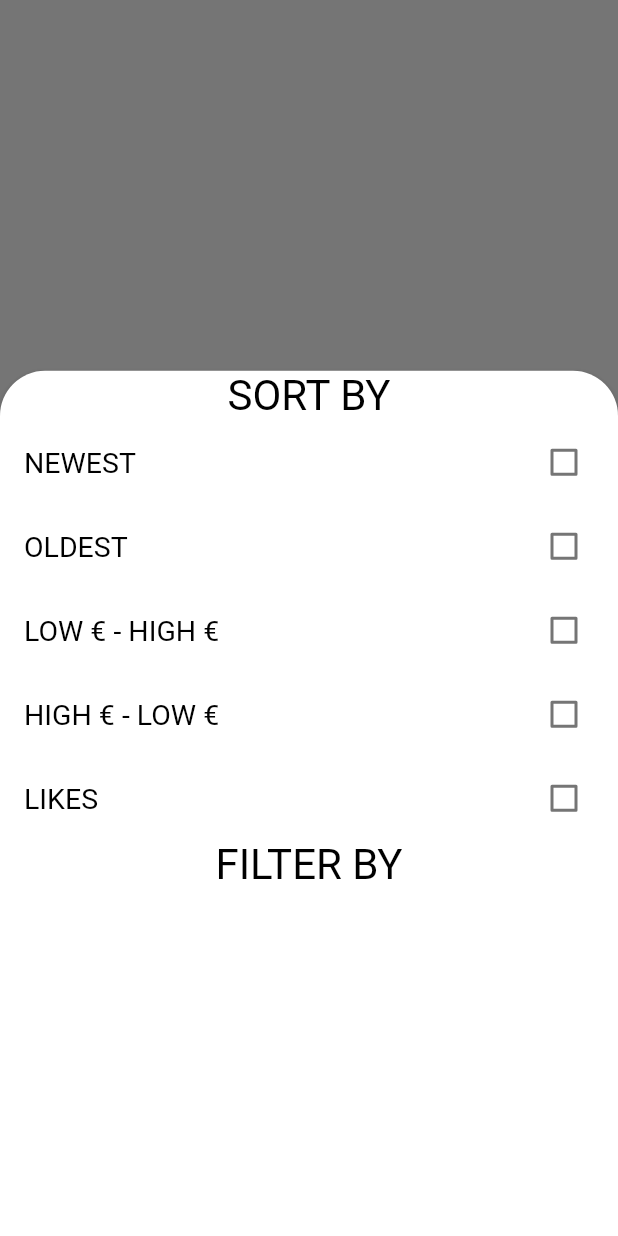
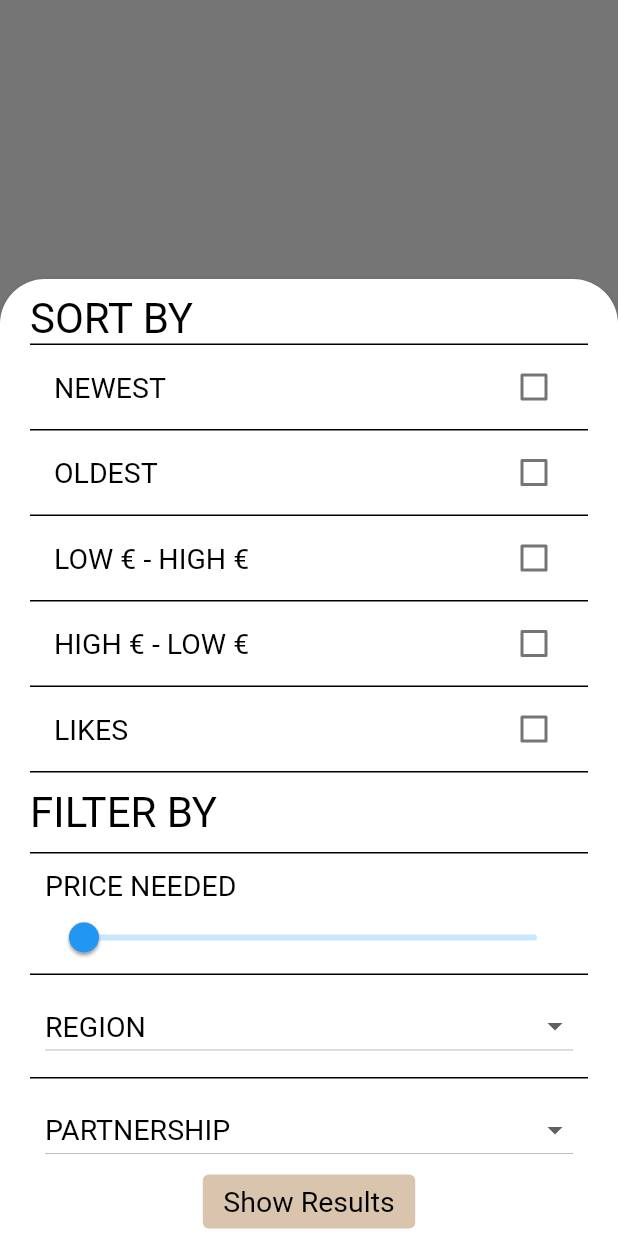
Before and after one commit to brunobacc/HouseFunderApp, a Flutter app: what filter() shows on an empty page, opened directly with empty values, on a phone screen of 412 x 824 dp. Run offline on Flutter 3.47's test engine with Material 2 defaults, Android fonts, the phone set to English and light mode, and no system bars; our stand-ins replace flutter_svg, google_nav_bar; missing offline and left inert: dart:ffi; network calls fail.

Commit message:
Filter Design

```diff
--- a/lib/popups/pop_up_filter.dart
+++ b/lib/popups/pop_up_filter.dart
@@ -1,3 +1,5 @@
+import 'dart:ffi';
+
 import 'package:flutter/material.dart';
 
 class PopUpFilter {
@@ -6,12 +8,12 @@ class PopUpFilter {
 
   static void filter(BuildContext context, double maxPrice) {
     var width = MediaQuery.sizeOf(context).width;
-    var height = MediaQuery.sizeOf(context).height * 0.7;
+    var height = MediaQuery.sizeOf(context).height * 0.75;
     var popUp = AlertDialog(
       content: Filter(maxPrice: maxPrice, width: width, height: height),
       insetPadding: EdgeInsets
           .zero, // used to remove the space between the container and the edges of the screen
-      contentPadding: EdgeInsets.zero,
+      contentPadding: const EdgeInsets.symmetric(horizontal: 20, vertical: 10),
       alignment: Alignment.bottomCenter,
       shape: const RoundedRectangleBorder(
         borderRadius: BorderRadius.only(
@@ -26,10 +28,31 @@ class PopUpFilter {
   }
 }
 
+List<String> regions = [
+  'Aveiro',
+  'Beja',
+  'Braga',
+  'Bragança',
+  'Castelo Branco',
+  'Coimbra',
+  'Évora',
+  'Faro',
+  'Guarda',
+  'Leiria',
+  'Lisboa',
+  'Portalegre',
+  'Porto',
+  'Santarém',
+  'Setúbal',
+  'Viana do Castelo',
+  'Vila Real',
+  'Viseu',
+];
+
 class Filter extends StatefulWidget {
   final double maxPrice;
-  final width;
-  final height;
+  final double width;
+  final double height;
   const Filter(
       {required this.maxPrice,
       required this.width,
@@ -41,24 +64,40 @@ class Filter extends StatefulWidget {
 }
 
 class _FilterState extends State<Filter> {
-  bool newest = false;
-  bool oldest = false;
+  bool _newest = false,
+      _oldest = false,
+      _lowHigh = false,
+      _highLow = false,
+      _likes = false;
+  late double _maxPrice;
+  late RangeValues neededPrice = RangeValues(0, _maxPrice);
+  String? region;
+
+  @override
+  void initState() {
+    super.initState();
+    _maxPrice = widget.maxPrice;
+  }
 
   @override
   Widget build(BuildContext context) {
-    return Container(
+    return SizedBox(
       width: widget.width,
       height: widget.height,
       child: Column(
+        crossAxisAlignment: CrossAxisAlignment.start,
         children: [
           Text(
             'SORT BY',
             style: Theme.of(context).textTheme.titleMedium,
           ),
           CheckboxListTile(
-            value: newest,
+            shape: const Border(
+              top: BorderSide(),
+            ),
+            value: _newest,
             onChanged: (_) => setState(() {
-              newest = !newest;
+              _newest = !_newest;
             }),
             title: Text(
               'NEWEST',
@@ -66,10 +105,12 @@ class _FilterState extends State<Filter> {
             ),
           ),
           CheckboxListTile(
-            selected: newest,
-            value: oldest,
+            shape: const Border(
+              top: BorderSide(),
+            ),
+            value: _oldest,
             onChanged: (_) => setState(() {
-              oldest = !oldest;
+              _oldest = !_oldest;
             }),
             title: Text(
               'OLDEST',
@@ -77,10 +118,12 @@ class _FilterState extends State<Filter> {
             ),
           ),
           CheckboxListTile(
-            selected: newest,
-            value: oldest,
+            shape: const Border(
+              top: BorderSide(),
+            ),
+            value: _lowHigh,
             onChanged: (_) => setState(() {
-              oldest = !oldest;
+              _lowHigh = !_lowHigh;
             }),
             title: Text(
               'LOW € - HIGH €',
@@ -88,10 +131,12 @@ class _FilterState extends State<Filter> {
             ),
           ),
           CheckboxListTile(
-            selected: newest,
-            value: oldest,
+            shape: const Border(
+              top: BorderSide(),
+            ),
+            value: _highLow,
             onChanged: (_) => setState(() {
-              oldest = !oldest;
+              _highLow = !_highLow;
             }),
             title: Text(
               'HIGH € - LOW €',
@@ -99,19 +144,125 @@ class _FilterState extends State<Filter> {
             ),
           ),
           CheckboxListTile(
-            selected: newest,
-            value: oldest,
+            shape: const Border(
+              top: BorderSide(),
+              bottom: BorderSide(),
+            ),
+            selected: _likes,
+            value: _likes,
             onChanged: (_) => setState(() {
-              oldest = !oldest;
+              _likes = !_likes;
             }),
             title: Text(
               'LIKES',
               style: Theme.of(context).textTheme.bodyMedium,
             ),
           ),
+          const SizedBox(
+            height: 10,
+          ),
           Text(
             'FILTER BY',
             style: Theme.of(context).textTheme.titleMedium,
+          ),
+          const SizedBox(
+            height: 10,
+          ),
+          Container(
+            decoration: const BoxDecoration(border: Border(top: BorderSide())),
+            child: Padding(
+              padding: const EdgeInsets.fromLTRB(10, 10, 10, 0),
+              child: Column(
+                crossAxisAlignment: CrossAxisAlignment.start,
+                children: [
+                  Text(
+                    'PRICE NEEDED',
+                    style: Theme.of(context).textTheme.bodyMedium,
+                  ),
+                  RangeSlider(
+                    values: neededPrice,
+                    min: 0,
+                    max: widget.maxPrice,
+                    divisions: 100,
+                    labels: RangeLabels(
+                        '${neededPrice.start}€', '${neededPrice.end}€'),
+                    onChanged: (value) => setState(() {
+                      neededPrice = value;
+                    }),
+                  ),
+                ],
+              ),
+            ),
+          ),
+          Container(
+            decoration: const BoxDecoration(
+              border: Border(
+                top: BorderSide(),
+              ),
+            ),
+            child: Padding(
+              padding: const EdgeInsets.fromLTRB(10, 10, 10, 0),
+              child: DropdownButton(
+                isExpanded: true,
+                hint: Text(
+                  'REGION',
+                  style: Theme.of(context).textTheme.bodyMedium,
+                ),
+                value: region,
+                items: regions
+                    .map((e) => DropdownMenuItem(
+                          value: e,
+                          child: Text(
+                            e,
+                            style: Theme.of(context).textTheme.bodyMedium,
+                          ),
+                        ))
+                    .toList(),
+                onChanged: (value) => setState(() {
+                  region = value;
+                }),
+              ),
+            ),
+          ),
+          Container(
+            margin: const EdgeInsets.only(top: 10),
+            decoration: const BoxDecoration(
+              border: Border(
+                top: BorderSide(),
+              ),
+            ),
+            child: Padding(
+              padding: const EdgeInsets.fromLTRB(10, 10, 10, 0),
+              child: DropdownButton(
+                isExpanded: true,
+                hint: Text(
+                  'PARTNERSHIP',
+                  style: Theme.of(context).textTheme.bodyMedium,
+                ),
+                value: region,
+                items: regions
+                    .map((e) => DropdownMenuItem(
+                          value: e,
+                          child: Text(
+                            e,
+                            style: Theme.of(context).textTheme.bodyMedium,
+                          ),
+                        ))
+                    .toList(),
+                onChanged: (value) => setState(() {
+                  region = value;
+                }),
+              ),
+            ),
+          ),
+          Center(
+            child: ElevatedButton(
+              onPressed: null,
+              child: Text(
+                'Show Results',
+                style: Theme.of(context).textTheme.bodyMedium,
+              ),
+            ),
           ),
         ],
       ),
```
Also changed, not shown: lib/widgets/project_details.dart (+4 -5 lines), lib/popups/pop_up2.dart (deleted).
